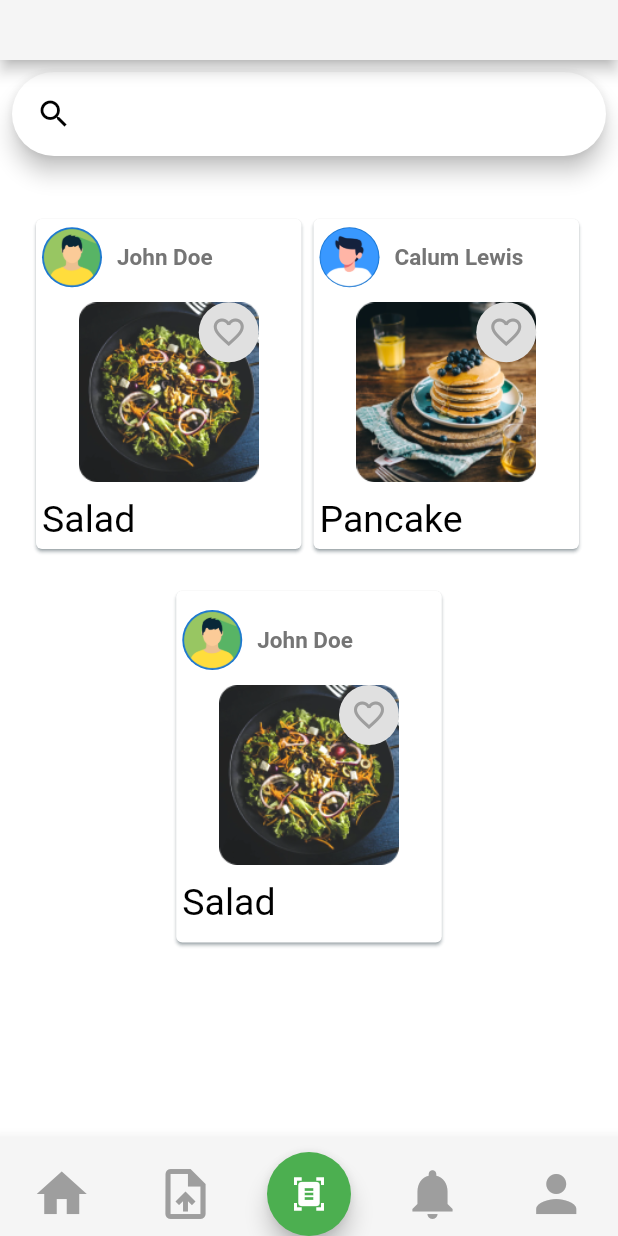
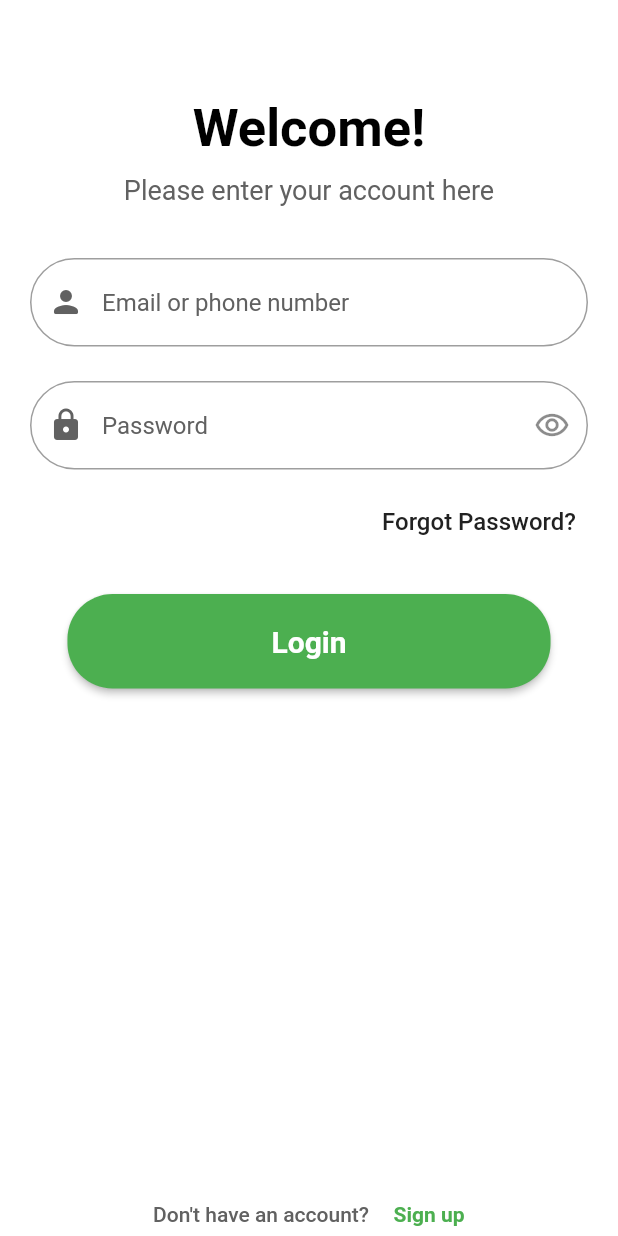
Before and after one commit to filizsalnur/cookbook_mobile, a Flutter app: the screen it shows after launch, on a phone screen of 412 x 824 dp. Run offline on Flutter 3.47's test engine with Material 2 defaults, Android fonts, the light colour scheme and no system bars; drawn by our look-alikes of carousel_slider.

Commit message:
login page and sign up page configurations

```diff
--- a/lib/main.dart
+++ b/lib/main.dart
@@ -1,4 +1,5 @@
 import 'package:cookbook_mobile/pages/home.dart';
+import 'package:cookbook_mobile/pages/login.dart';
 import 'package:flutter/material.dart';
 
 void main() {
@@ -12,7 +13,7 @@ class MainApp extends StatelessWidget {
   Widget build(BuildContext context) {
  return MaterialApp(
       title: 'Flutter Demo',
-      home: HomePage(),
+      home: LoginPage(),
       debugShowCheckedModeBanner: false,
     );
   }
--- /dev/null
+++ b/lib/pages/login.dart
@@ -0,0 +1,260 @@
+// ignore_for_file: prefer_const_constructors, use_build_context_synchronously, prefer_const_literals_to_create_immutables, deprecated_member_use
+
+import 'package:flutter/material.dart';
+import 'sign_up.dart';
+
+import 'home.dart';
+
+class LoginPage extends StatefulWidget {
+  static const String id = 'login_page';
+  @override
+  LoginPageState createState() => LoginPageState();
+}
+
+class LoginPageState extends State<LoginPage> {
+  TextEditingController mailController = TextEditingController();
+  TextEditingController passwordController = TextEditingController();
+  bool isPasswordVisible = false;
+  bool isLoginFailed = false;
+  String errorEmailMessage = '';
+  String errorPasswordMessage = '';
+  bool checkedValue = false;
+
+
+  @override
+  void initState() {
+
+  }
+
+
+
+  void resetLoginPage() {
+    setState(() {
+      mailController.clear();
+      passwordController.clear();
+      checkedValue = false;
+    });
+  }
+
+  @override
+  Widget build(BuildContext context) {
+    return GestureDetector(
+      onTap: () {
+        FocusManager.instance.primaryFocus?.unfocus();
+      },
+      child: Scaffold(
+        backgroundColor: Colors.white,
+        body: SingleChildScrollView(
+          child: SafeArea(
+              child: Column(children: [
+            Center(
+              child: Container(
+                padding: const EdgeInsets.only(
+                    top: 20, bottom: 8, left: 20, right: 20),
+                child: Column(
+                  children: [
+                    SizedBox(
+                      height: 45.0,
+                    ),
+                    Text(
+                      'Welcome!',
+                      style: TextStyle(
+                        color: Colors.black,
+                        fontWeight: FontWeight.bold,
+                        fontSize: 35,
+                      ),
+                    ),
+                    SizedBox(
+                      height: 10.0,
+                    ),
+                    Text(
+                      'Please enter your account here',
+                      style: TextStyle(
+                        color: Colors.grey.shade700,
+                        fontWeight: FontWeight.normal,
+                        fontSize: 18,
+                      ),
+                    ),
+                    SizedBox(
+                      height: 35.0,
+                    ),
+                    TextField(
+                      controller: mailController,
+                      decoration: InputDecoration(
+                          border: OutlineInputBorder(
+                            borderRadius: BorderRadius.circular(30.0),
+                          ),
+                          hintText: 'Email or phone number',
+                          prefixIconColor: Colors.grey.shade700,
+                          prefixIcon: Icon(Icons.person_rounded),
+                          hintStyle: TextStyle(
+                            color: Colors.grey.shade700,
+                          )),
+                      style: TextStyle(
+                        color: Colors.grey.shade700,
+                      ),
+                    ),
+                    SizedBox(
+                      height: 5.0,
+                    ),
+                    if (errorEmailMessage != '')
+                      Text(
+                        errorEmailMessage,
+                        style: TextStyle(
+                          color: Colors.red,
+                          fontSize: 18,
+                        ),
+                      ),
+                    SizedBox(
+                      height: 18.0,
+                    ),
+                    TextField(
+                      obscureText: !isPasswordVisible,
+                      controller: passwordController,
+                      decoration: InputDecoration(
+                          border: OutlineInputBorder(
+                            borderRadius: BorderRadius.circular(30.0),
+                          ),
+                          hintText: 'Password',
+                          prefixIconColor: Colors.grey.shade700,
+                          prefixIcon: Icon(Icons.lock),
+                          suffixIcon: IconButton(
+                            icon: Icon(
+                              isPasswordVisible
+                                  ? Icons.visibility_off
+                                  : Icons.remove_red_eye_outlined,
+                            ),
+                            onPressed: () {
+                              setState(() {
+                                isPasswordVisible = !isPasswordVisible;
+                              });
+                            },
+                          ),
+                          hintStyle: TextStyle(
+                            color: Colors.grey.shade700,
+                          )),
+                      style: TextStyle(
+                        color: Colors.grey.shade700,
+                      ),
+                    ),
+                  ],
+                ),
+              ),
+            ),
+            if (errorPasswordMessage != '')
+              Text(
+                errorPasswordMessage,
+                style: TextStyle(
+                  color: Colors.red,
+                  fontSize: 18,
+                ),
+              ),
+            Padding(
+              padding: const EdgeInsets.only(right: 20, top: 10),
+              child: Align(
+                alignment: Alignment.centerRight,
+                child: SizedBox(
+                  height: 35.0,
+                  child: TextButton(
+                    child: Text(
+                      'Forgot Password?',
+                      style: TextStyle(
+                        color: Colors.grey.shade900,
+                        fontSize: 16,
+                        height: 1.0,
+                      ),
+                    ),
+                    onPressed: () {
+                      Navigator.push(
+                          context,
+                          MaterialPageRoute(
+                              builder: (context) => SignUpPage()));
+                    },
+                  ),
+                ),
+              ),
+            ),
+            SizedBox(
+              height: 30.0,
+            ),
+            Center(
+              child: ElevatedButton(
+                style: ButtonStyle(
+                  shape: MaterialStateProperty.all<RoundedRectangleBorder>(
+                    RoundedRectangleBorder(
+                      borderRadius: BorderRadius.circular(30.0),
+                    ),
+                  ),
+                  backgroundColor:
+                      MaterialStateProperty.all<Color>(Colors.green),
+                ),
+                child: Padding(
+                  padding: const EdgeInsets.only(left: 120, right: 120, top: 20, bottom: 20),
+                  child: const Text(
+                    'Login',
+                    style: TextStyle(
+                      fontSize: 20,
+                      color: Colors.white,
+                      fontWeight: FontWeight.bold,
+                    ),
+                  ),
+                ),
+                onPressed: () async {
+                  String mail = mailController.text;
+                  String password = passwordController.text;
+                  Navigator.pushReplacement(
+                    context,
+                    MaterialPageRoute(builder: (context) => HomePage()),
+                  );
+                  print(
+                      "//////////////////////////////////////////////////////////////////////////");
+                  print('mail: $mail');
+
+                },
+              ),
+            ),
+          ])),
+        ),
+        bottomNavigationBar: BottomAppBar(
+          color: Colors.transparent,
+          elevation: 0,
+          child: SizedBox(
+            height: 20.0,
+            child: Row(
+              mainAxisAlignment: MainAxisAlignment.center,
+              children: [
+                TextButton(
+                  child: Text(
+                    "Don't have an account?",
+                    style: TextStyle(
+                      color: Colors.grey.shade700,
+                      height: 0.1,
+                    ),
+                  ),
+                  onPressed: () {
+                    Navigator.push(context,
+                        MaterialPageRoute(builder: (context) => SignUpPage()));
+                  },
+                ),
+                TextButton(
+                  child: Text(
+                    'Sign up',
+                    style: TextStyle(
+                      color: Colors.green,
+                      height: 0.1,
+                      fontWeight: FontWeight.bold,
+                    ),
+                  ),
+                  onPressed: () {
+                    Navigator.push(context,
+                        MaterialPageRoute(builder: (context) => SignUpPage()));
+                  },
+                ),
+              ],
+            ),
+          ),
+        ),
+      ),
+    );
+  }
+}
--- a/pubspec.yaml
+++ b/pubspec.yaml
@@ -9,7 +9,9 @@ environment:
 dependencies:
   flutter:
     sdk: flutter
+  http: ^1.1.0
   carousel_slider: ^4.2.1
+  shared_preferences: ^2.0.8
 
 dev_dependencies:
   flutter_test:
```
Also changed, not shown: lib/pages/sign_up.dart (added, +290 -0 lines), pubspec.lock, 7 other files.
